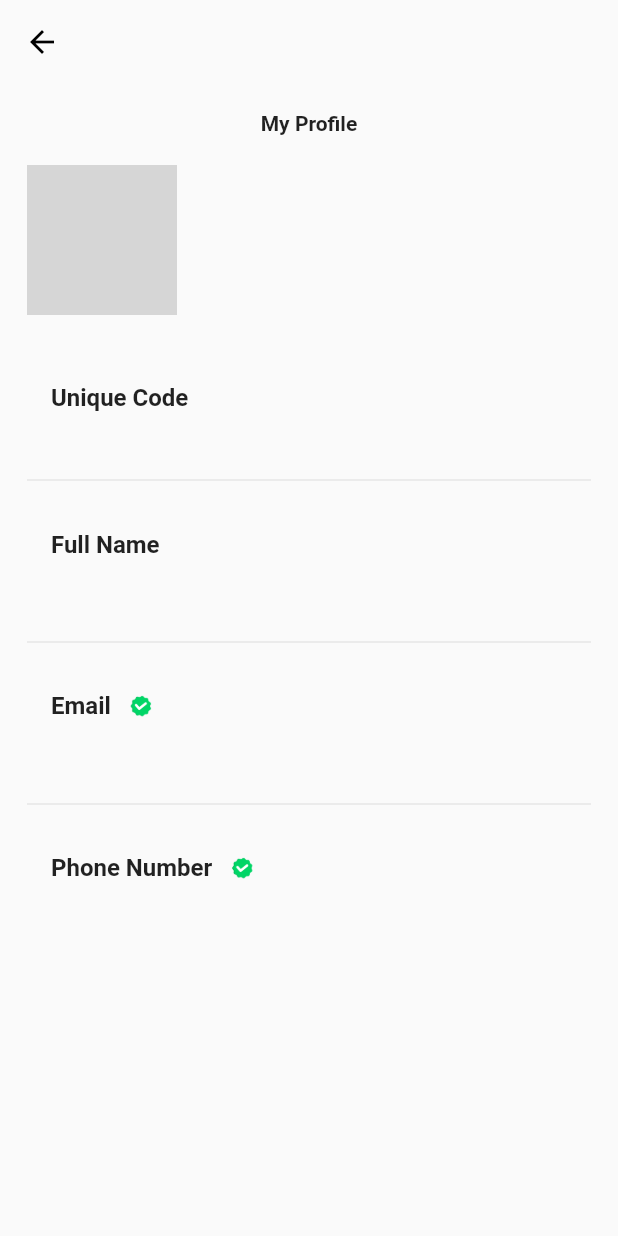
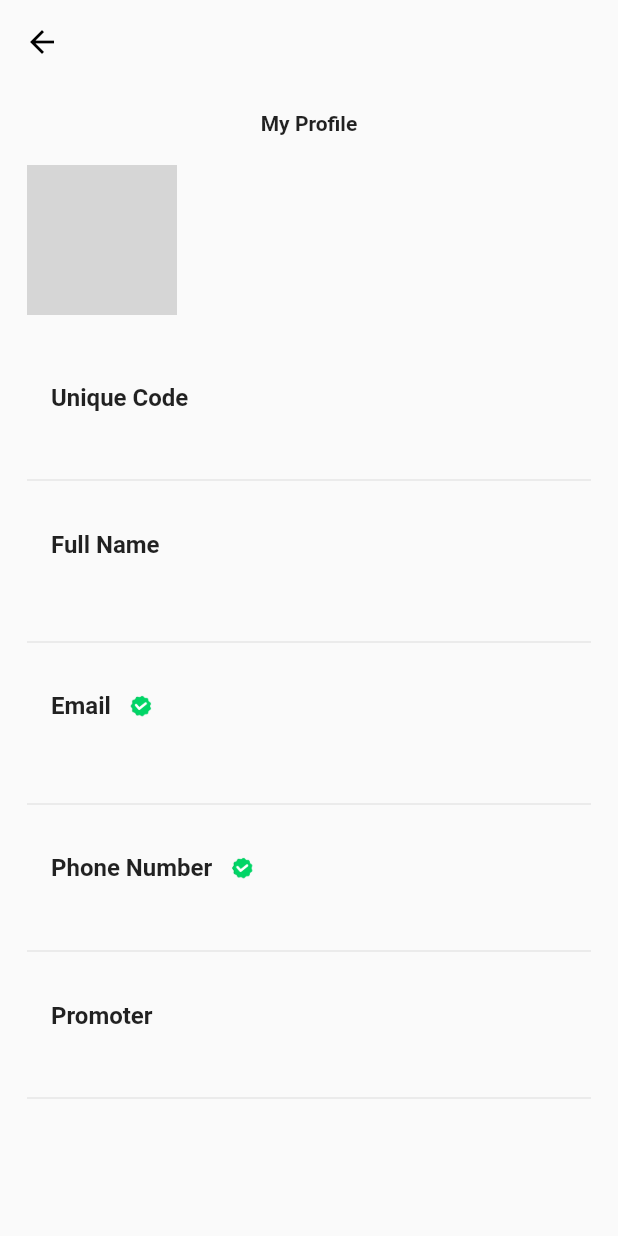
Before and after one commit to gabrielstonedelza/Taxinet-Passenger, a Flutter app: the VerifiedProfile screen opened directly, on a phone screen of 412 x 824 dp. Run offline on Flutter 3.47's test engine with Material 2 defaults, Android fonts, the light colour scheme and no system bars; our stand-ins replace animate_do, animated_text_kit, awesome_notifications, badges, carousel_slider, dio and 16 more; missing offline and left inert: fab_circular_menu, flutter_phone_direct_caller; accounts and stored records are empty; network calls fail; project files that could hold a hidden picture were left out; grey boxes are pictures that could not be loaded.

Commit message:
taxinet flutter passenger app,passengers promotoer getting a bonus of 0.05 at every requests

```diff
--- a/lib/g_controller/userController.dart
+++ b/lib/g_controller/userController.dart
@@ -35,6 +35,8 @@ class UserController extends GetxController {
   String backGhanaCard = "";
   String referral = "";
   String uniqueCode = "";
+  String promoterName = "";
+  String promoter = "";
   late bool verified;
   bool isVerified = false;
   late String updateUserName;
@@ -339,6 +341,8 @@ class UserController extends GetxController {
           nameOnGhanaCard = i['name_on_ghana_card'];
           email = i['get_passengers_email'];
           phoneNumber = i['get_passengers_phone_number'];
+          promoterName = i['get_promoter_username'];
+          promoter = i['promoter'].toString();
           fullName = i['get_passengers_full_name'];
           nextOfKin = i['next_of_kin'];
           nextOfKinPhoneNumber = i['next_of_kin_number'];
--- a/lib/passenger/home/pages/verifiedprofile.dart
+++ b/lib/passenger/home/pages/verifiedprofile.dart
@@ -196,6 +196,25 @@ class _VerifiedProfileState extends State<VerifiedProfile> {
                     );
                   }),
             ),
+            const Divider(),
+            const SizedBox(height: 10),
+            ListTile(
+              title: const Padding(
+                padding: EdgeInsets.only(bottom:8.0),
+                child: Text("Promoter",style: TextStyle(fontWeight: FontWeight.bold)),
+              ),
+              subtitle: GetBuilder<UserController>(
+                  builder: (controller) {
+                    return Text(
+                      controller.promoterName,
+                      style: const TextStyle(
+
+                          fontSize: 12),
+                    );
+                  }),
+            ),
+            const Divider(),
+            const SizedBox(height: 10),
           ],
         ),
       )
```
Also changed, not shown: lib/g_controller/walletcontroller.dart (+1 -6 lines), lib/passenger/home/schedule_ride.dart (+65 -1 lines).
